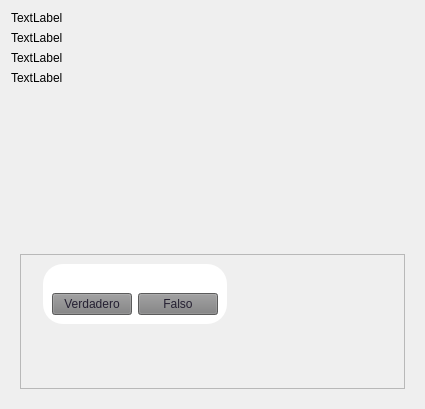
Above: formulario.ui from Joscart/Juego-OCA before the change. Below: the same form after it.
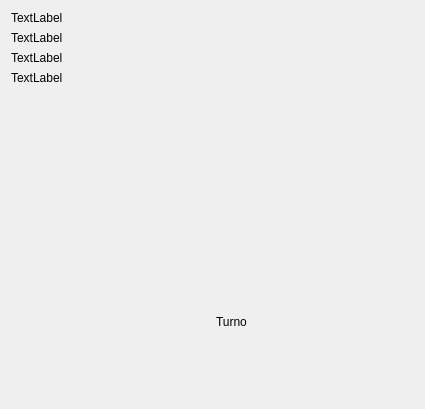
That is the form after the change.

What changed in the file:
```diff
--- a/formulario.ui
+++ b/formulario.ui
@@ -74,7 +74,7 @@
    <item>
     <widget class="QStackedWidget" name="stkPreguntar">
      <property name="currentIndex">
-      <number>0</number>
+      <number>1</number>
      </property>
      <widget class="QWidget" name="Preguntar">
       <layout class="QVBoxLayout" name="verticalLayout_2">
@@ -181,7 +181,41 @@
        </item>
       </layout>
      </widget>
-     <widget class="QWidget" name="Status"/>
+     <widget class="QWidget" name="Turno">
+      <layout class="QHBoxLayout" name="horizontalLayout_3">
+       <item>
+        <widget class="QLabel" name="lblImagenFicha">
+         <property name="text">
+          <string/>
+         </property>
+         <property name="scaledContents">
+          <bool>true</bool>
+         </property>
+        </widget>
+       </item>
+       <item>
+        <widget class="QLabel" name="lblTurnoFicha">
+         <property name="text">
+          <string>Turno</string>
+         </property>
+        </widget>
+       </item>
+      </layout>
+     </widget>
+     <widget class="QWidget" name="Status">
+      <layout class="QVBoxLayout" name="verticalLayout_5">
+       <item>
+        <widget class="QLabel" name="lblPreguntar">
+         <property name="text">
+          <string/>
+         </property>
+         <property name="scaledContents">
+          <bool>true</bool>
+         </property>
+        </widget>
+       </item>
+      </layout>
+     </widget>
     </widget>
    </item>
   </layout>
```
